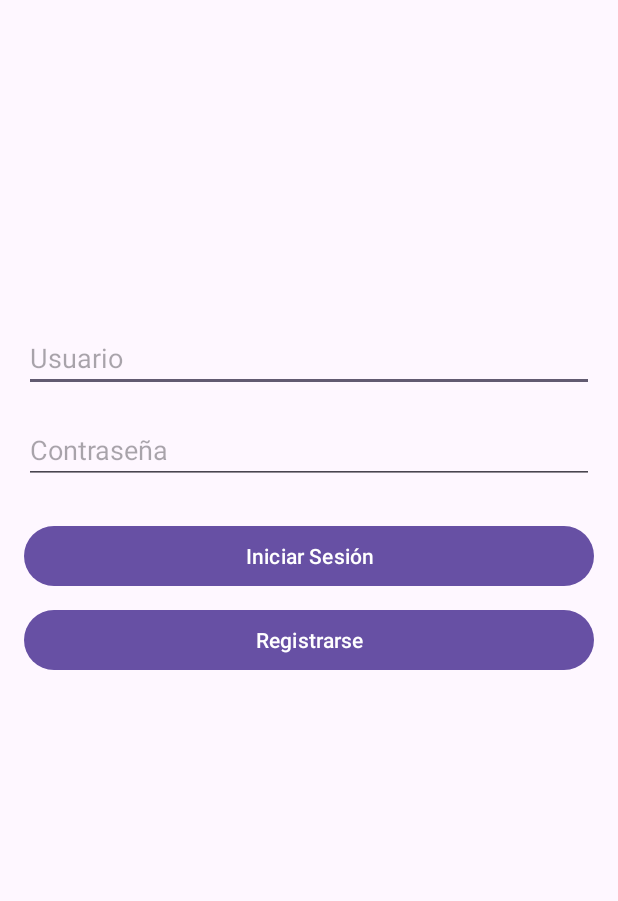
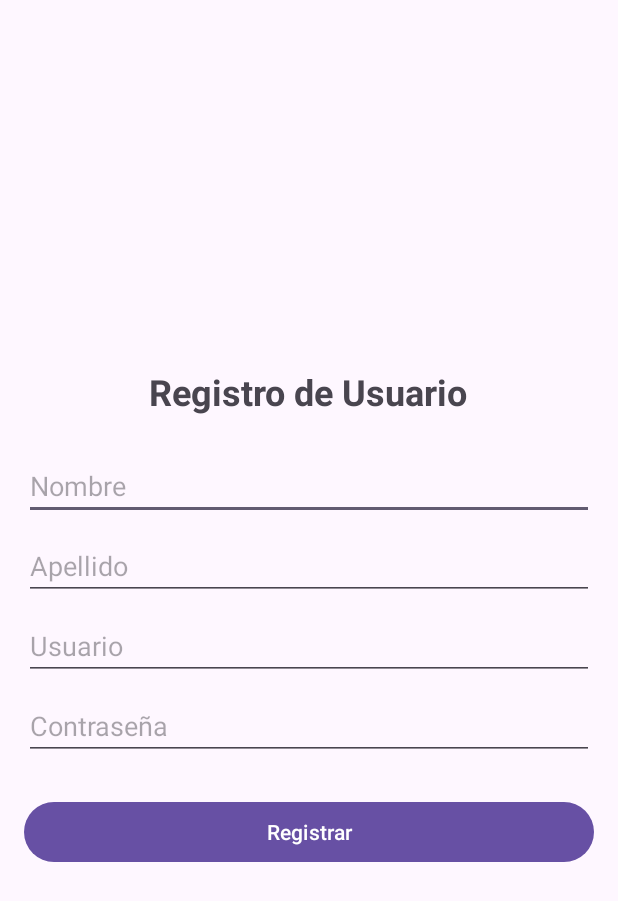
Before and after one commit to lil-mati/Booklist, an Android app: the screen it shows after launch (LoginActivity before the commit, RegisterActivity after it), after a tap on "Registrarse", on a phone screen of 412 x 824 dp. Shown: the top 901 px of the screen. Run offline under Robolectric (Android 15) with nearby library versions, the phone set to English and light mode, and no system bars.

Commit message:
view register + boton editar y ver el comentario

```diff
--- a/app/src/main/java/com/example/sqlite_test/LoginActivity.java
+++ b/app/src/main/java/com/example/sqlite_test/LoginActivity.java
@@ -23,20 +23,16 @@ public class LoginActivity extends AppCompatActivity {
         buttonLogin = findViewById(R.id.buttonLogin);
         buttonRegister = findViewById(R.id.buttonRegister);
 
-        buttonLogin.setOnClickListener(new View.OnClickListener() {
-            @Override
-            public void onClick(View v) {
-                // Lógica de inicio de sesión
-                Intent intent = new Intent(LoginActivity.this, MainActivity.class);
-                startActivity(intent);
-            }
+        buttonLogin.setOnClickListener(v -> {
+            // Lógica de inicio de sesión
+            Intent intent = new Intent(LoginActivity.this, MainActivity.class);
+            startActivity(intent);
         });
 
-        buttonRegister.setOnClickListener(new View.OnClickListener() {
-            @Override
-            public void onClick(View v) {
-                // Lógica de registro
-            }
+        buttonRegister.setOnClickListener(v -> {
+            // Lógica de registro
+            Intent intent = new Intent(LoginActivity.this, RegisterActivity.class);
+            startActivity(intent);
         });
     }
 }
--- /dev/null
+++ b/app/src/main/java/com/example/sqlite_test/RegisterActivity.java
@@ -0,0 +1,23 @@
+package com.example.sqlite_test;
+
+import android.os.Bundle;
+import android.widget.Button;
+import android.widget.Toast;
+
+import androidx.appcompat.app.AppCompatActivity;
+
+public class RegisterActivity extends AppCompatActivity {
+
+    @Override
+    protected void onCreate(Bundle savedInstanceState) {
+        super.onCreate(savedInstanceState);
+        setContentView(R.layout.activity_register);
+
+        Button registerButton = findViewById(R.id.buttonRegister);
+        registerButton.setOnClickListener(v -> {
+            // Aquí irá la lógica para guardar el usuario en la base de datos
+            Toast.makeText(RegisterActivity.this, "Usuario registrado con éxito", Toast.LENGTH_SHORT).show();
+            finish(); // Cierra esta actividad y vuelve a LoginActivity
+        });
+    }
+}
--- /dev/null
+++ b/app/src/main/res/layout/activity_register.xml
@@ -0,0 +1,63 @@
+<?xml version="1.0" encoding="utf-8"?>
+<RelativeLayout xmlns:android="http://schemas.android.com/apk/res/android"
+    xmlns:tools="http://schemas.android.com/tools"
+    android:layout_width="match_parent"
+    android:layout_height="match_parent"
+    android:padding="16dp"
+    tools:context=".RegisterActivity">
+
+    <LinearLayout
+        android:layout_width="match_parent"
+        android:layout_height="wrap_content"
+        android:layout_centerInParent="true"
+        android:orientation="vertical">
+
+        <TextView
+            android:id="@+id/textViewTitle"
+            android:layout_width="wrap_content"
+            android:layout_height="wrap_content"
+            android:layout_gravity="center_horizontal"
+            android:layout_marginBottom="24dp"
+            android:text="Registro de Usuario"
+            android:textSize="24sp"
+            android:textStyle="bold" />
+
+        <EditText
+            android:id="@+id/editTextNombre"
+            android:layout_width="match_parent"
+            android:layout_height="wrap_content"
+            android:hint="Nombre"
+            android:inputType="textPersonName" />
+
+        <EditText
+            android:id="@+id/editTextApellido"
+            android:layout_width="match_parent"
+            android:layout_height="wrap_content"
+            android:layout_marginTop="8dp"
+            android:hint="Apellido"
+            android:inputType="textPersonName" />
+
+        <EditText
+            android:id="@+id/editTextUsuario"
+            android:layout_width="match_parent"
+            android:layout_height="wrap_content"
+            android:layout_marginTop="8dp"
+            android:hint="Usuario"
+            android:inputType="text" />
+
+        <EditText
+            android:id="@+id/editTextPassword"
+            android:layout_width="match_parent"
+            android:layout_height="wrap_content"
+            android:layout_marginTop="8dp"
+            android:hint="Contraseña"
+            android:inputType="textPassword" />
+
+        <Button
+            android:id="@+id/buttonRegister"
+            android:layout_width="match_parent"
+            android:layout_height="wrap_content"
+            android:layout_marginTop="24dp"
+            android:text="Registrar" />
+    </LinearLayout>
+</RelativeLayout>
```
Also changed, not shown: app/src/main/AndroidManifest.xml (+6 -11 lines), app/src/main/java/com/example/sqlite_test/Book.java (+10 -0 lines), app/src/main/java/com/example/sqlite_test/BookAdapter.java (+43 -1 lines), app/src/main/res/layout/list_item_book.xml (+9 -1 lines).
